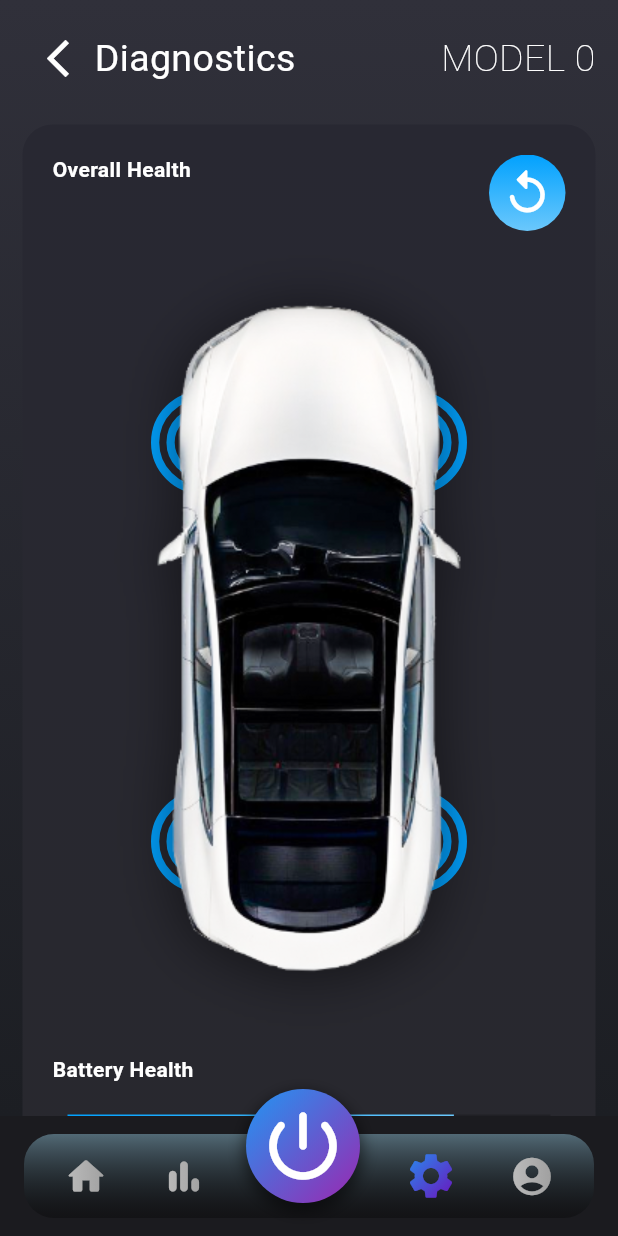
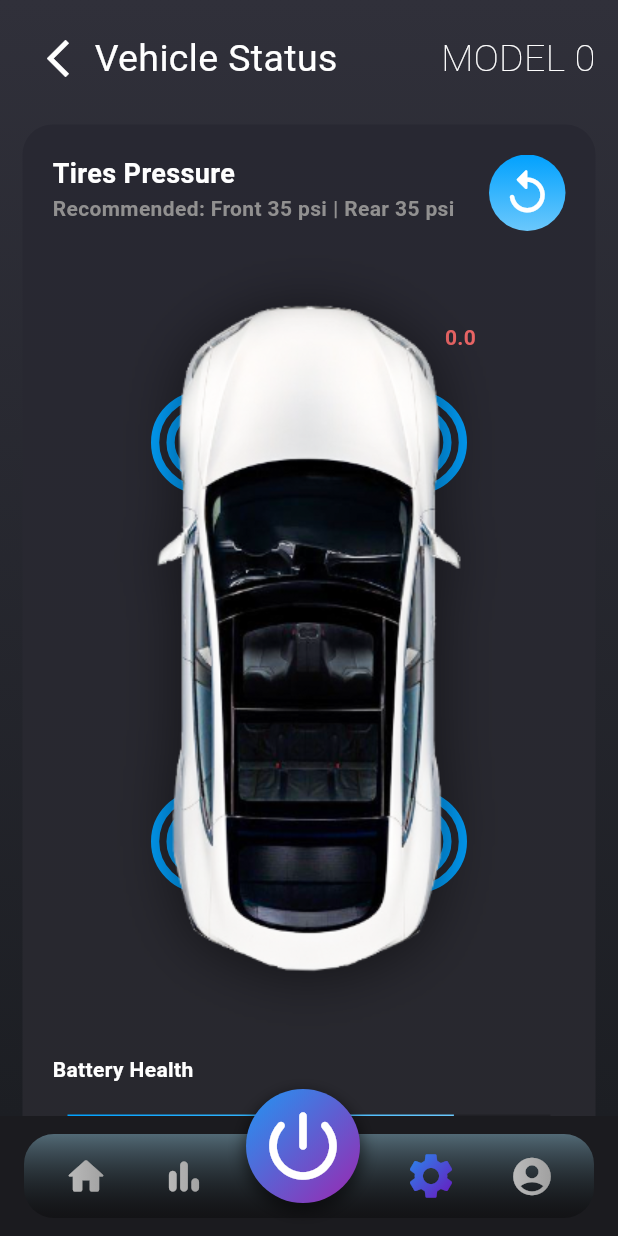
Before and after one commit to Mostafa-Awaad/car_diagnostic_application, a Flutter app: the screen it shows after launch, item 4 of the bottom bar chosen, on a phone screen of 412 x 824 dp. Run offline on Flutter 3.47's test engine with Material 3 defaults, Android fonts, the light colour scheme and no system bars; drawn by our look-alikes of percent_indicator; our stand-ins replace flutter_dotenv, flutter_svg, google_fonts, supabase_flutter, syncfusion_flutter_gauges; accounts and stored records are empty; Roboto replaces fonts that are missing (Orbitron).

Commit message:
Add tire pressure

```diff
--- /dev/null
+++ b/lib/Car_diagnostics_app/guages_display/tire_pressure_guage.dart
@@ -0,0 +1,25 @@
+import 'package:flutter/material.dart';
+import 'package:google_fonts/google_fonts.dart';
+
+
+class TirePressureGuage extends StatelessWidget {
+  const TirePressureGuage(
+      {super.key,
+      required this.currentTirePressure,
+      required this.tirePressureColor});
+  final double currentTirePressure;
+  final Color tirePressureColor;
+  @override
+  Widget build(BuildContext context) {
+    return LayoutBuilder(
+      builder: (context, constraints) {
+        return Text(
+          '$currentTirePressure',
+          style: GoogleFonts.notoSansIndicSiyaqNumbers(
+              fontWeight: FontWeight.bold,
+              color: tirePressureColor),
+        );
+      },
+    );
+  }
+}
--- a/lib/Car_diagnostics_app/screens/settings_screen.dart
+++ b/lib/Car_diagnostics_app/screens/settings_screen.dart
@@ -1,9 +1,10 @@
+import 'package:demo_car_diagnostic_application/Car_diagnostics_app/widgets/tire_pressure.dart';
 import 'package:flutter/material.dart';
 import 'package:demo_car_diagnostic_application/Car_diagnostics_app/configs/colors.dart';
 import 'package:percent_indicator/linear_percent_indicator.dart';
 
 class SettingsScreen extends StatelessWidget {
-  const SettingsScreen({Key? key}) : super(key: key);
+  const SettingsScreen({super.key});
 
   @override
   Widget build(BuildContext context) {
@@ -18,16 +19,16 @@ class SettingsScreen extends StatelessWidget {
                     onPressed: () {},
                     iconSize: 30,
                     splashRadius: 25,
-                    icon: Icon(
+                    icon: const Icon(
                       Icons.arrow_back_ios_outlined,
                       color: Colors.white,
                     )),
-                Text(
-                  'Diagnostics',
+                const Text(
+                  'Vehicle Status',
                   style: TextStyle(fontSize: 25),
                 ),
-                Spacer(),
-                Text(
+                const Spacer(),
+                const Text(
                   'MODEL 0',
                   style: TextStyle(
                       fontSize: 25,
@@ -36,7 +37,7 @@ class SettingsScreen extends StatelessWidget {
                 ),
               ],
             ),
-            SizedBox(
+            const SizedBox(
               height: 20.0,
             ),
             Container(
@@ -57,9 +58,21 @@ class SettingsScreen extends StatelessWidget {
                         const Positioned(
                           top: 0,
                           left: 0,
-                          child: Text(
-                            'Overall Health',
-                            style: TextStyle(fontWeight: FontWeight.bold),
+                          child: Column(
+                            crossAxisAlignment: CrossAxisAlignment.start,
+                            children: [
+                              Text(
+                                'Tires Pressure',
+                                style: TextStyle(
+                                    fontWeight: FontWeight.bold, fontSize: 18),
+                              ),
+                              Text(
+                                'Recommended: Front 35 psi | Rear 35 psi',
+                                style: TextStyle(
+                                    fontWeight: FontWeight.bold,
+                                    color: Color.fromARGB(255, 145, 144, 144)),
+                              )
+                            ],
                           ),
                         ),
                         Positioned(
@@ -92,56 +105,71 @@ class SettingsScreen extends StatelessWidget {
                                       child: Center(
                                         child: Stack(
                                           children: [
-                                            Positioned(
+                                            const Positioned(
                                               top: 100,
                                               right: 40,
                                               child: SizedBox(
                                                 width: 100,
                                                 height: 100,
-                                                    child: CustomRipple())),
-                                            Positioned(
+                                                child: CustomRipple(),
+                                              ),
+                                            ),
+                                            const Positioned(
                                               top: 115,
                                               right: 55,
                                               child: SizedBox(
                                                 width: 70,
                                                 height: 70,
-                                                    child: CustomRipple())),
-                                            Positioned(
+                                                child: CustomRipple(),
+                                              ),
+                                            ),
+                                            //Text for car tire pressure
+                                            const Positioned(
+                                              top: 70,
+                                              right: 0.5,
+                                              child: SizedBox(
+                                                width: 70,
+                                                height: 70,
+                                                child: TirePressure(),
+                                              ),
+                                            ),
+
+                                            const Positioned(
                                                 top: 100,
                                                 left: 40,
                                                 child: SizedBox(
                                                     width: 100,
                                                     height: 100,
                                                     child: CustomRipple())),
-                                            Positioned(
+                                            const Positioned(
                                                 top: 115,
                                                 left: 55,
                                                 child: SizedBox(
                                                     width: 70,
                                                     height: 70,
                                                     child: CustomRipple())),
-                                            Positioned(
+                                            const Positioned(
                                                 bottom: 100,
                                                 right: 40,
                                                 child: SizedBox(
                                                     width: 100,
                                                     height: 100,
                                                     child: CustomRipple())),
-                                            Positioned(
+                                            const Positioned(
                                                 bottom: 115,
                                                 right: 55,
                                                 child: SizedBox(
                                                     width: 70,
                                                     height: 70,
                                                     child: CustomRipple())),
-                                            Positioned(
+                                            const Positioned(
                                                 bottom: 100,
                                                 left: 40,
                                                 child: SizedBox(
                                                     width: 100,
                                                     height: 100,
                                                     child: CustomRipple())),
-                                            Positioned(
+                                            const Positioned(
                                               bottom: 115,
                                               left: 55,
                                               child: SizedBox(
@@ -179,11 +207,11 @@ class SettingsScreen extends StatelessWidget {
                     lineHeight: 20,
                     animationDuration: 2500,
                     center: const Text('90.0%'),
-                    linearGradient: LinearGradient(
+                    linearGradient: const LinearGradient(
                         colors: [kPrimaryColor, kSecondaryColor]),
                   ),
-                  Padding(
-                    padding: const EdgeInsets.only(top: 20, bottom: 20),
+                  const Padding(
+                    padding: EdgeInsets.only(top: 20, bottom: 20),
                     child: Text('Sensors',
                         style: TextStyle(fontWeight: FontWeight.bold)),
                   ),
@@ -191,25 +219,25 @@ class SettingsScreen extends StatelessWidget {
                     mainAxisAlignment: MainAxisAlignment.spaceEvenly,
                     children: [
                       Sensor(
-                        sensor_width: 60,
+                        sensorWidth: 60,
                         heigth: 120,
                         value: 0.8,
                         label: 'Motors',
                       ),
                       Sensor(
-                        sensor_width: 60,
+                        sensorWidth: 60,
                         heigth: 120,
                         value: 0.4,
                         label: 'Batery Temp',
                       ),
                       Sensor(
-                        sensor_width: 60,
+                        sensorWidth: 60,
                         heigth: 120,
                         value: 0.9,
                         label: 'Brakes',
                       ),
                       Sensor(
-                        sensor_width: 60,
+                        sensorWidth: 60,
                         heigth: 120,
                         value: 0.6,
                         label: 'Suspentions',
@@ -228,17 +256,17 @@ class SettingsScreen extends StatelessWidget {
 
 class Sensor extends StatelessWidget {
   const Sensor({
-    Key? key,
+    super.key,
     required this.value,
     required this.label,
     required this.heigth,
-    required this.sensor_width,
-  }) : super(key: key);
+    required this.sensorWidth,
+  });
 
   final double value;
   final double heigth;
   final String label;
-  final double sensor_width;
+  final double sensorWidth;
 
   @override
   Widget build(BuildContext context) {
@@ -247,7 +275,7 @@ class Sensor extends StatelessWidget {
         ClipRRect(
             borderRadius: BorderRadius.circular(10),
             child: Container(
-              width: sensor_width,
+              width: sensorWidth,
               height: heigth,
               color: kProgressBackGroundColor.withOpacity(0.5),
               child: Column(
@@ -264,7 +292,7 @@ class Sensor extends StatelessWidget {
                 ],
               ),
             )),
-        SizedBox(
+        const SizedBox(
           height: 5,
         ),
         Text(label)
@@ -274,10 +302,10 @@ class Sensor extends StatelessWidget {
 }
 
 class CustomRipple extends StatefulWidget {
-  CustomRipple({Key? key}) : super(key: key);
+  const CustomRipple({super.key});
 
   @override
-  _CustomRippleState createState() => _CustomRippleState();
+  State<CustomRipple> createState() => _CustomRippleState();
 }
 
 class _CustomRippleState extends State<CustomRipple>
@@ -285,7 +313,7 @@ class _CustomRippleState extends State<CustomRipple>
   @override
   void initState() {
     _controller = AnimationController(
-        vsync: this, duration: Duration(milliseconds: 1200));
+        vsync: this, duration: const Duration(milliseconds: 1200));
     _animation = Tween<double>(begin: 0.4, end: 0.8).animate(_controller)
       ..addListener(() {
         setState(() {});
--- /dev/null
+++ b/lib/Car_diagnostics_app/widgets/tire_pressure.dart
@@ -0,0 +1,87 @@
+import 'dart:isolate';
+import 'package:demo_car_diagnostic_application/Car_diagnostics_app/guages_display/tire_pressure_guage.dart';
+import 'package:demo_car_diagnostic_application/Car_diagnostics_app/model/vehicle_data_signal.dart';
+import 'package:demo_car_diagnostic_application/Car_diagnostics_app/signal_handler.dart';
+import 'package:flutter/material.dart';
+import 'package:supabase_flutter/supabase_flutter.dart';
+
+// Create a class for Speedometer. Making it extends StatefulWidget because the vehicle speed value will change over time.
+class TirePressure extends StatefulWidget {
+  const TirePressure({super.key});
+
+  @override
+  State<TirePressure> createState() => _TirePressureState();
+}
+
+class _TirePressureState extends State<TirePressure> {
+  //Initialize the Supabase client, the Supabase_Url and Supabase_Anon_Key is stored in .env file
+  final SupabaseClient supabase = Supabase.instance.client;
+
+  //Define a Variable for current Tires pressure and initialize it wtih 0.
+  double currentTirePressure = 0.0;
+
+  //Define a list for storing different data types, which stores any type of data whether int or double.
+  List<dynamic> dataFrame = [];
+
+  //Define a variable for storing current index for the current row in the car_logs table.
+  int currentIndex = 0;
+  //Define tirePressureIsolate that will be initialized later when accessed for accessing Car tire Pressure
+  Isolate? tirePressureIsolate;
+  //Define Receive port for the  value that will be used to return the value of the car tire pressure to the main isolate of the program
+  late ReceivePort tirePressureReceivePort;
+  final VehicleDataSignal tirePressureSignal = VehicleDataSignal(
+    name: VehicleDataSignalName.carTirePressure,
+    hexIndex: 2,
+    scale: 0.5,
+    offset: 0.0,
+    unit: 'psi',
+  );
+  @override
+  void initState() {
+    super.initState();
+
+    // Initialize ReceivePort for isolate communication
+    tirePressureReceivePort = ReceivePort();
+    tirePressureReceivePort.listen((message) {
+      if (message is double) {
+        // Vehicle speed data received
+        setState(() {
+          currentTirePressure = message;
+        });
+      } else {
+        //debugPrint("Unknown message type received: $message");
+      }
+    });
+    final signalHandler = SignalHandler(supabaseClient: supabase, signal: tirePressureSignal, signlaIsolate: tirePressureIsolate, signalReceivePort: tirePressureReceivePort);
+    // Fetch the most recent row initially
+    signalHandler.fetchMostRecentRow().then((latestRow) {
+      if (latestRow != null) {
+        //debugPrint("latest row: $latestRow");
+        signalHandler.handleNewRow(latestRow);
+      }
+    });
+    // Subscribe to real-time updates
+    signalHandler.subscribeToRealtimeUpdates();
+  }
+  @override
+  void dispose() {
+    //debugPrint("Disposing tire pressure...");
+    if (tirePressureIsolate != null) {
+      tirePressureIsolate?.kill(priority: Isolate.immediate);
+      tirePressureIsolate = null; // Reset to avoid any unexpected reuse
+    }
+    tirePressureReceivePort.close();
+    super.dispose();
+  }
+
+
+  @override
+  Widget build(BuildContext context) {
+    //Changing the color of the text showing the speed value depending on its range
+    Color speedColor = (currentTirePressure <= 36) && (currentTirePressure >=28)
+        ? Colors.lightBlue
+        : const Color.fromARGB(255, 235, 101, 101);
+
+    return TirePressureGuage(currentTirePressure: currentTirePressure, tirePressureColor: speedColor);
+  }
+}
--- a/pubspec.yaml
+++ b/pubspec.yaml
@@ -45,6 +45,7 @@ dependencies:
   postgres: ^3.4.2
   flutter_isolate: ^2.1.0
   liquid_progress_indicator_v2: ^0.5.0
+  google_fonts: ^6.2.1
 
 
 dev_dependencies:
```
Also changed, not shown: pubspec.lock. Lines whose indentation alone changed are shown as unchanged.
